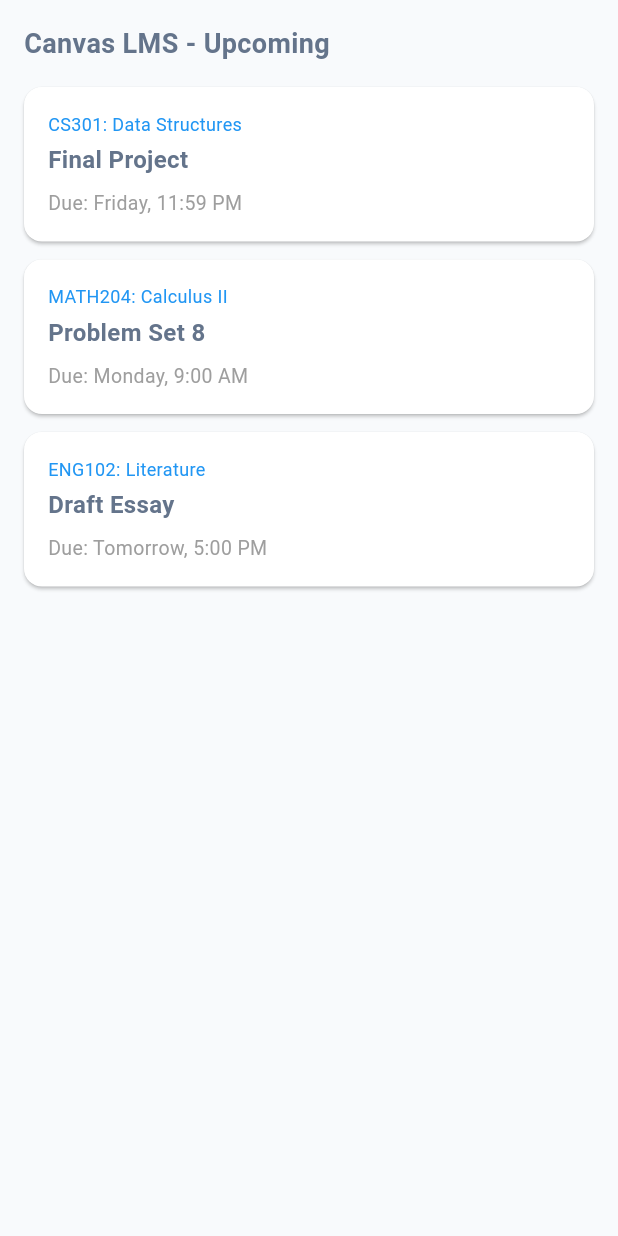
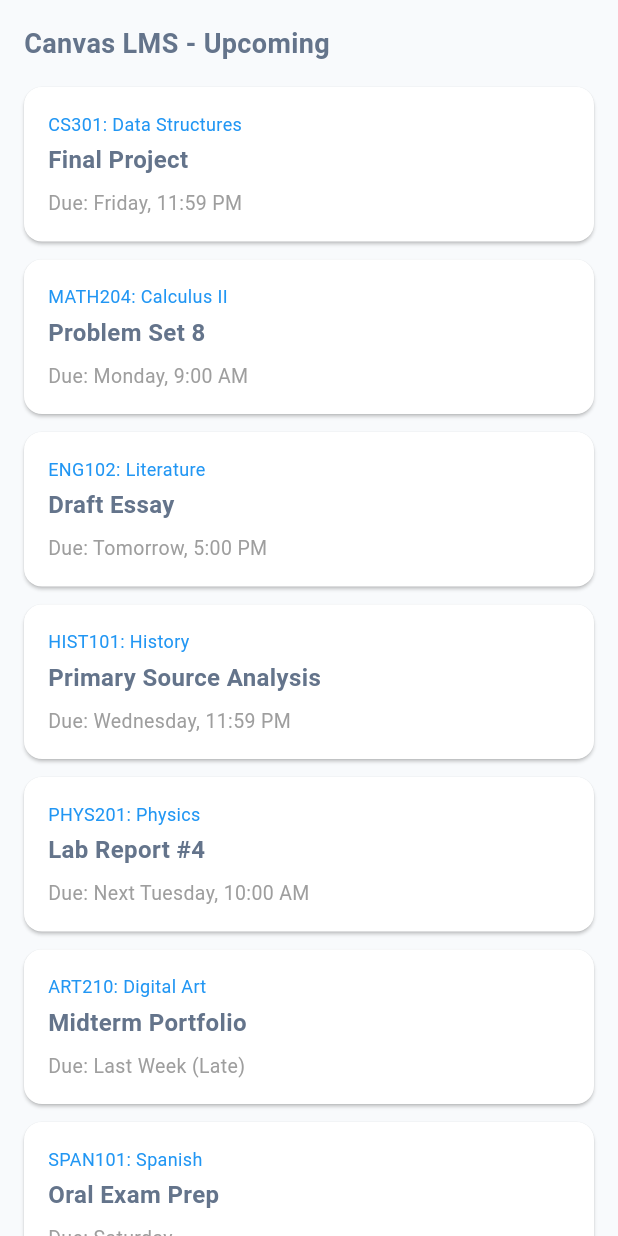
Before and after one commit to ComsIndeed/personal_application, a Flutter app: the DashboardTab widget shown alone on an empty page, opened directly, on a phone screen of 412 x 824 dp. Run offline on Flutter 3.47's test engine with Material 3 defaults, Android fonts, the phone set to English and light mode, and no system bars; our stand-ins replace drift, flutter_animate; missing offline and left inert: flutter_acrylic, flutter_chat_core, flutter_chat_ui, hotkey_manager, window_manager; accounts and stored records are empty; generated files the repository leaves out were written again; statements that could not run were skipped.

Commit message:
Made tabs scrollable

```diff
--- a/lib/interfaces/tabs/dashboard_tab.dart
+++ b/lib/interfaces/tabs/dashboard_tab.dart
@@ -7,6 +7,7 @@
   Widget build(BuildContext context) {
     return ListView(
       padding: const EdgeInsets.all(16),
+      physics: const BouncingScrollPhysics(),
       children: [
         const Text(
           'Canvas LMS - Upcoming',
@@ -27,6 +28,26 @@
           'ENG102: Literature',
           'Draft Essay',
           'Due: Tomorrow, 5:00 PM',
+        ),
+        _buildAssignmentCard(
+          'HIST101: History',
+          'Primary Source Analysis',
+          'Due: Wednesday, 11:59 PM',
+        ),
+        _buildAssignmentCard(
+          'PHYS201: Physics',
+          'Lab Report #4',
+          'Due: Next Tuesday, 10:00 AM',
+        ),
+        _buildAssignmentCard(
+          'ART210: Digital Art',
+          'Midterm Portfolio',
+          'Due: Last Week (Late)',
+        ),
+        _buildAssignmentCard(
+          'SPAN101: Spanish',
+          'Oral Exam Prep',
+          'Due: Saturday',
         ),
       ],
     );
```
Also changed, not shown: lib/interfaces/tabs/chat_tab.dart (+25 -0 lines), lib/interfaces/tabs/settings_tab.dart (+35 -1 lines), lib/interfaces/tabs/todo_tab.dart (+10 -0 lines).
